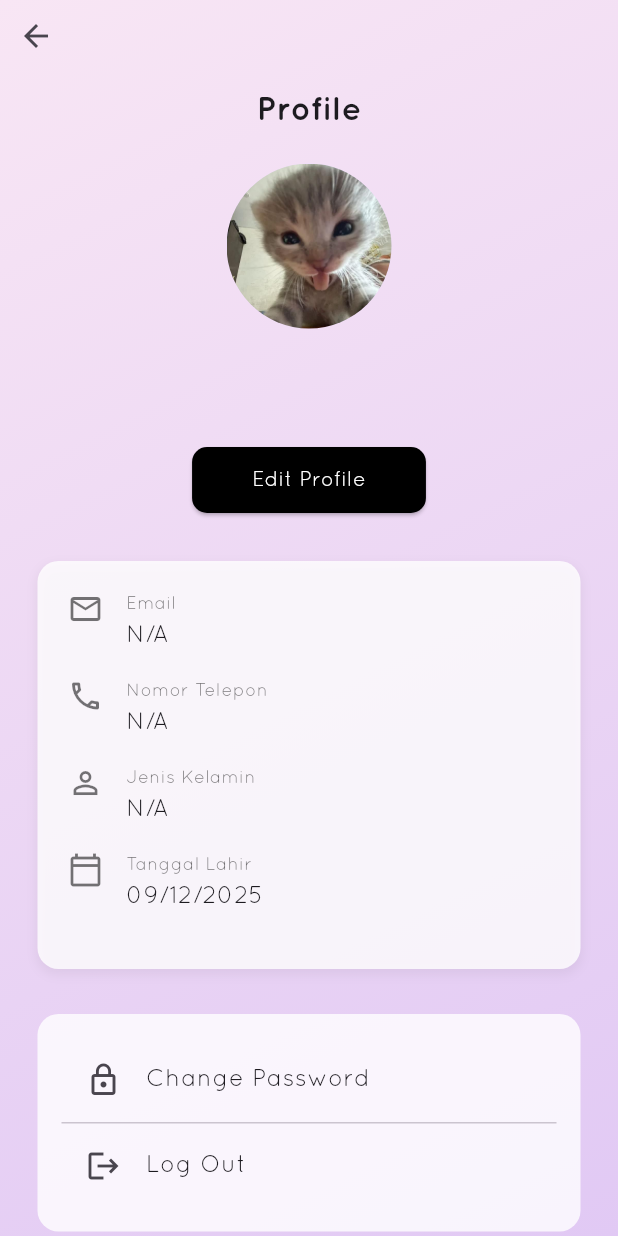
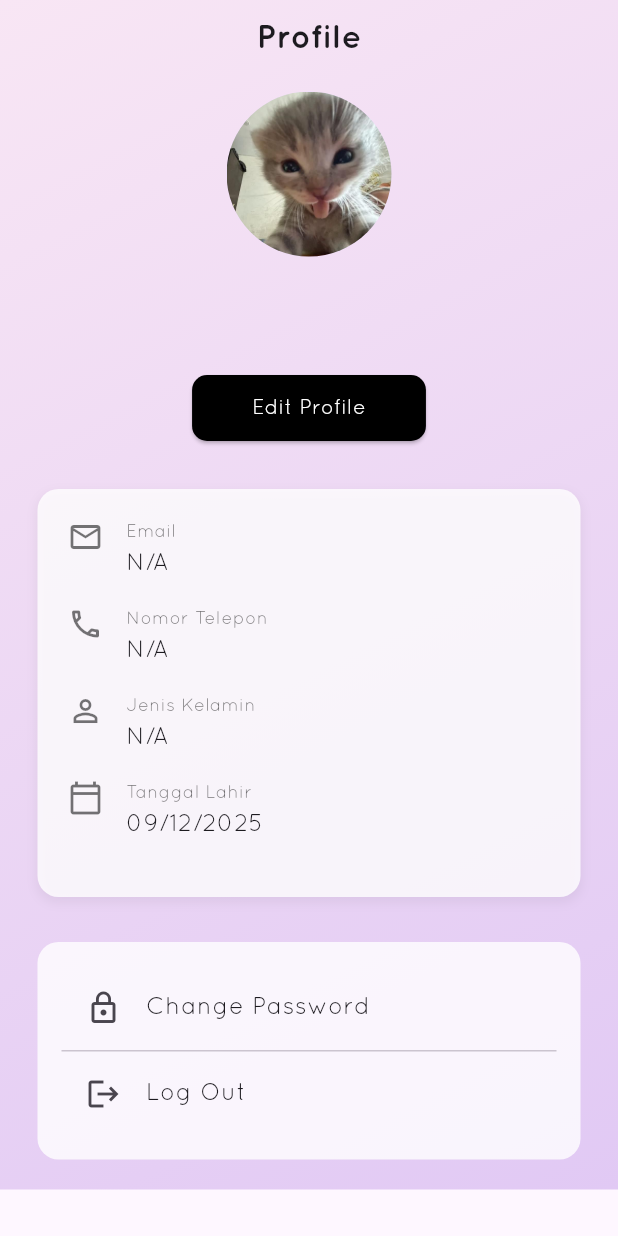
Before and after one commit to zawcompany/MOOD_TRACKER, a Flutter app: the ProfilePage screen opened by its route, on a phone screen of 412 x 824 dp. Run offline on Flutter 3.47's test engine with Material 3 defaults, Android fonts, the phone set to English and light mode, and no system bars; our stand-ins replace cloud_firestore, firebase_auth, firebase_core, firebase_storage, image_picker; accounts and stored records are empty.

Commit message:
Hapus tombol kembali di profil

```diff
--- a/lib/page/profile_page.dart
+++ b/lib/page/profile_page.dart
@@ -114,14 +114,6 @@ class _ProfilePageState extends State<ProfilePage> {
     return SingleChildScrollView(
       child: Column(
         children: [
-          Row(
-            children: [
-              IconButton(
-                onPressed: () => Navigator.pop(context),
-                icon: const Icon(Icons.arrow_back),
-              ),
-            ],
-          ),
 
           const SizedBox(height: 10),
           const Text(
```
